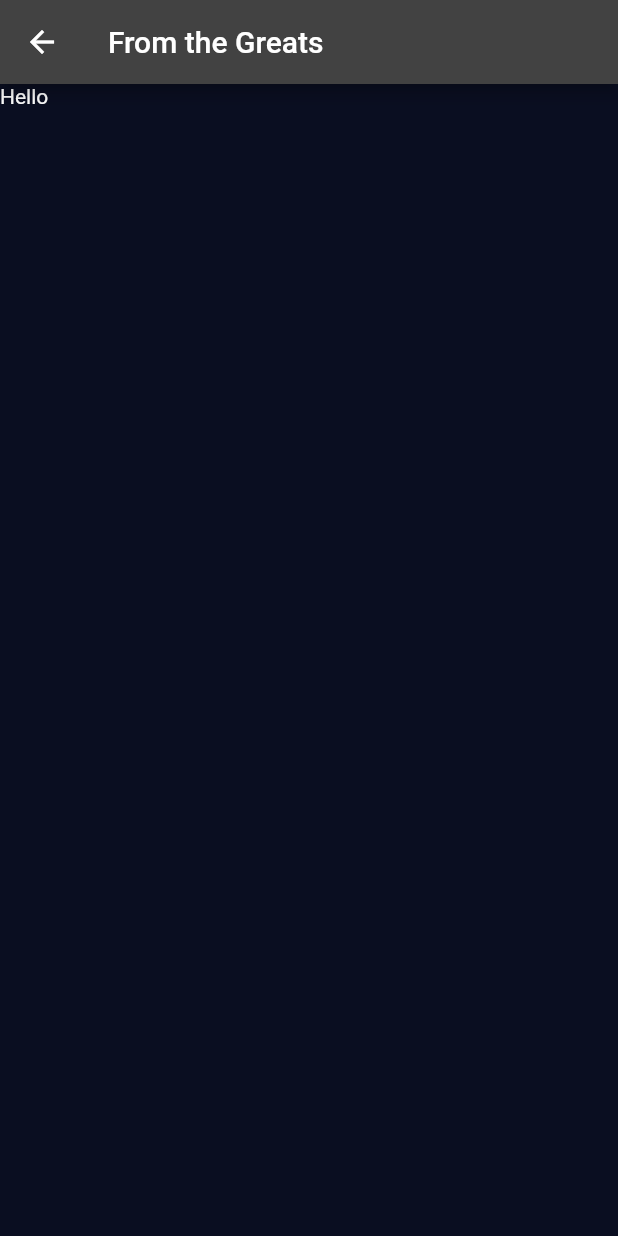
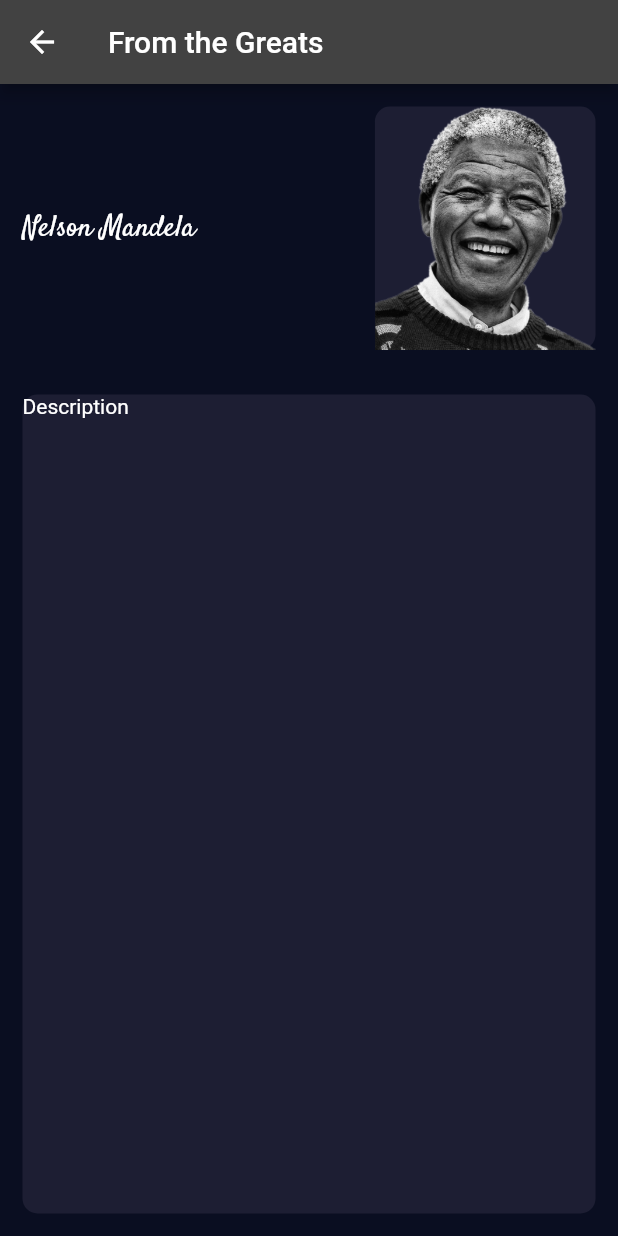
Before and after one commit to AmanuelFeyissa/From-the-greats, a Flutter app: the Mandela screen opened by its route, on a phone screen of 412 x 824 dp. Run offline on Flutter 3.47's test engine with Material 2 defaults, Android fonts, the phone set to English and light mode, and no system bars; Roboto replaces fonts that are missing (Serif Pro).

Commit message:
added layout
added name, biography and picture container

```diff
--- a/from_the_greats/lib/mandela.dart
+++ b/from_the_greats/lib/mandela.dart
@@ -1,4 +1,6 @@
 import 'package:flutter/material.dart';
+import 'commonCard.dart';
+import 'constants.dart';
 
 class Mandela extends StatelessWidget {
   const Mandela({Key? key}) : super(key: key);
@@ -9,7 +11,45 @@ class Mandela extends StatelessWidget {
       appBar: AppBar(
         title: Text('From the Greats'),
       ),
-      body: Text('Hello'),
+      body: Column(
+        crossAxisAlignment: CrossAxisAlignment.stretch,
+        children: [
+          Expanded(
+            child: Row(
+              children: [
+                Expanded(
+                  flex: 2,
+                  child: Container(
+                    child:
+                        Text('Nelson Mandela', style: headerMultiPageTextStyle),
+                    margin: const EdgeInsets.all(15.0),
+                    decoration: BoxDecoration(
+                      borderRadius: BorderRadius.circular(10.0),
+                    ),
+                  ),
+                ),
+                CommonCard(
+                  color: kPictureBackgroundColor,
+                  image: Image.asset('images/nelsonMandela.png'),
+                ),
+              ],
+            ),
+          ),
+          Expanded(
+            flex: 3,
+            child: Container(
+                child: Text(
+                  'Description',
+                  style: descriptionMultiPageTextStyle,
+                ),
+                margin: const EdgeInsets.all(15.0),
+                decoration: BoxDecoration(
+                  borderRadius: BorderRadius.circular(10.0),
+                  color: kPictureBackgroundColor,
+                )),
+          ),
+        ],
+      ),
     );
   }
 }
```
Also changed, not shown: from_the_greats/lib/albert.dart (+41 -1 lines), from_the_greats/lib/bob.dart (+40 -1 lines), from_the_greats/lib/tesla.dart (+21 -8 lines).
